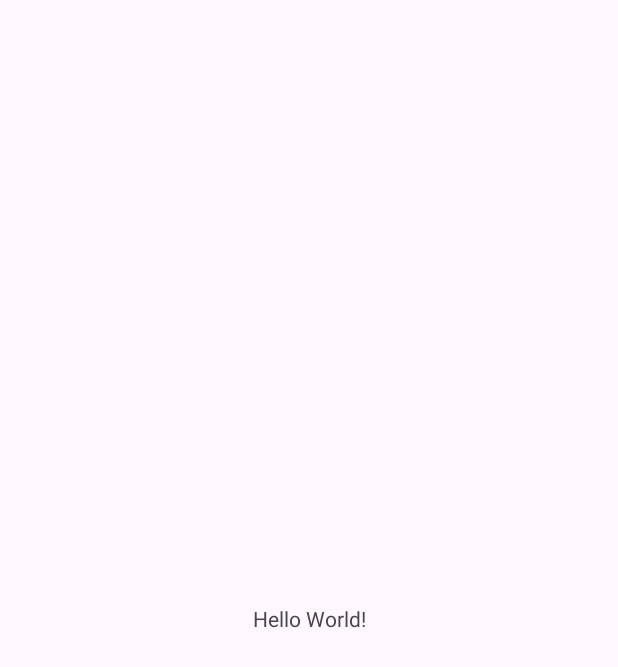
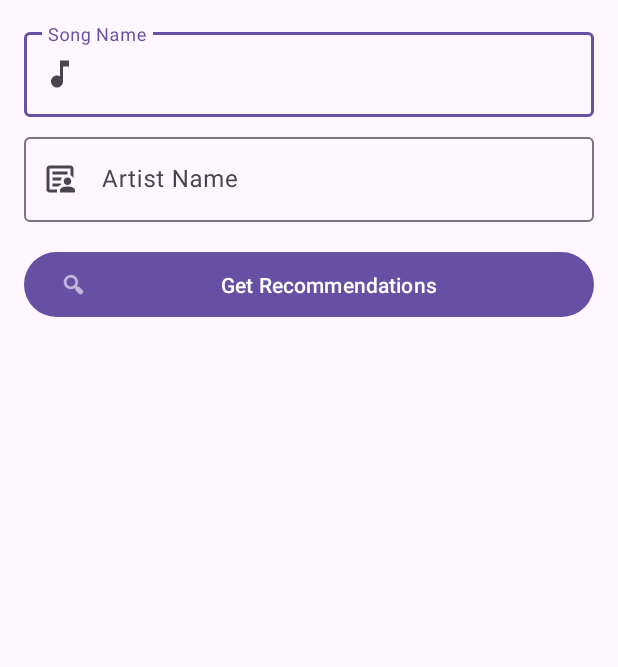
Before and after one commit to Abishek-Web-Co/MiniProjectRS, an Android app: the screen it shows after launch (MainActivity), on a phone screen of 412 x 824 dp. Before the commit the part shown is almost empty. Shown: the top 667 px of the screen. Run offline under Robolectric (Android 15) with nearby library versions, the light colour scheme and no system bars.

Commit message:
Kotlin Files | Brain

```diff
--- a/Application/app/src/main/AndroidManifest.xml
+++ b/Application/app/src/main/AndroidManifest.xml
@@ -1,6 +1,8 @@
 <?xml version="1.0" encoding="utf-8"?>
 <manifest xmlns:android="http://schemas.android.com/apk/res/android"
     xmlns:tools="http://schemas.android.com/tools">
+
+    <uses-permission android:name="android.permission.INTERNET" />
 
     <application
         android:allowBackup="true"
--- a/Application/app/src/main/java/com/example/songrecommender/MainActivity.kt
+++ b/Application/app/src/main/java/com/example/songrecommender/MainActivity.kt
@@ -1,20 +1,62 @@
 package com.example.songrecommender
 
+import androidx.appcompat.app.AppCompatActivity
 import android.os.Bundle
-import androidx.activity.enableEdgeToEdge
-import androidx.appcompat.app.AppCompatActivity
-import androidx.core.view.ViewCompat
-import androidx.core.view.WindowInsetsCompat
+import android.view.View
+import android.widget.Button
+import android.widget.ProgressBar
+import android.widget.Toast
+import androidx.lifecycle.lifecycleScope
+import androidx.recyclerview.widget.LinearLayoutManager
+import androidx.recyclerview.widget.RecyclerView
+import com.google.android.material.textfield.TextInputEditText
+import kotlinx.coroutines.launch
 
 class MainActivity : AppCompatActivity() {
+    private lateinit var songAdapter: SongAdapter
+
     override fun onCreate(savedInstanceState: Bundle?) {
         super.onCreate(savedInstanceState)
-        enableEdgeToEdge()
         setContentView(R.layout.activity_main)
-        ViewCompat.setOnApplyWindowInsetsListener(findViewById(R.id.main)) { v, insets ->
-            val systemBars = insets.getInsets(WindowInsetsCompat.Type.systemBars())
-            v.setPadding(systemBars.left, systemBars.top, systemBars.right, systemBars.bottom)
-            insets
+
+        val etSongName = findViewById<TextInputEditText>(R.id.etSongName)
+        val etArtistName = findViewById<TextInputEditText>(R.id.etArtistName)
+        val btnGetRecommendations = findViewById<Button>(R.id.btnGetRecommendations)
+        val progressBar = findViewById<ProgressBar>(R.id.progressBar)
+        val rvRecommendations = findViewById<RecyclerView>(R.id.rvRecommendations)
+
+        // Setup RecyclerView
+        songAdapter = SongAdapter(emptyList())
+        rvRecommendations.adapter = songAdapter
+        rvRecommendations.layoutManager = LinearLayoutManager(this)
+
+        btnGetRecommendations.setOnClickListener {
+            val song = etSongName.text.toString().trim()
+            val artist = etArtistName.text.toString().trim()
+
+            if (song.isNotEmpty() && artist.isNotEmpty()) {
+                progressBar.visibility = View.VISIBLE
+                rvRecommendations.visibility = View.GONE
+
+                lifecycleScope.launch {
+                    try {
+                        val response = RetrofitInstance.api.getRecommendations(song, artist)
+                        progressBar.visibility = View.GONE
+                        rvRecommendations.visibility = View.VISIBLE
+
+                        if (response.isSuccessful && response.body() != null) {
+                            songAdapter.updateSongs(response.body()!!.recommendations)
+                        } else {
+                            Toast.makeText(applicationContext, "Error: ${response.message()}", Toast.LENGTH_SHORT).show()
+                        }
+                    } catch (e: Exception) {
+                        progressBar.visibility = View.GONE
+                        Toast.makeText(applicationContext, "Network Error: ${e.message}", Toast.LENGTH_LONG).show()
+                    }
+                }
+            } else {
+                Toast.makeText(applicationContext, "Please enter both song and artist", Toast.LENGTH_SHORT).show()
+            }
         }
     }
 }
--- a/Application/app/src/main/res/layout/activity_main.xml
+++ b/Application/app/src/main/res/layout/activity_main.xml
@@ -2,18 +2,85 @@
 <androidx.constraintlayout.widget.ConstraintLayout xmlns:android="http://schemas.android.com/apk/res/android"
     xmlns:app="http://schemas.android.com/apk/res-auto"
     xmlns:tools="http://schemas.android.com/tools"
-    android:id="@+id/main"
     android:layout_width="match_parent"
     android:layout_height="match_parent"
     tools:context=".MainActivity">
 
-    <TextView
+    <com.google.android.material.textfield.TextInputLayout
+        android:id="@+id/tilSongName"
+        style="@style/Widget.Material3.TextInputLayout.OutlinedBox"
+        android:layout_width="0dp"
+        android:layout_height="wrap_content"
+        android:layout_margin="16dp"
+        android:hint="Song Name"
+        app:layout_constraintEnd_toEndOf="parent"
+        app:layout_constraintStart_toStartOf="parent"
+        app:layout_constraintTop_toTopOf="parent"
+        app:startIconDrawable="@drawable/ic_music_note">
+
+        <com.google.android.material.textfield.TextInputEditText
+            android:id="@+id/etSongName"
+            android:layout_width="match_parent"
+            android:layout_height="wrap_content"
+            android:inputType="textCapWords"/>
+
+    </com.google.android.material.textfield.TextInputLayout>
+
+    <com.google.android.material.textfield.TextInputLayout
+        android:id="@+id/tilArtistName"
+        style="@style/Widget.Material3.TextInputLayout.OutlinedBox"
+        android:layout_width="0dp"
+        android:layout_height="wrap_content"
+        android:layout_marginStart="16dp"
+        android:layout_marginTop="8dp"
+        android:layout_marginEnd="16dp"
+        android:hint="Artist Name"
+        app:layout_constraintEnd_toEndOf="parent"
+        app:layout_constraintStart_toStartOf="parent"
+        app:layout_constraintTop_toBottomOf="@id/tilSongName"
+        app:startIconDrawable="@drawable/ic_artist">
+
+        <com.google.android.material.textfield.TextInputEditText
+            android:id="@+id/etArtistName"
+            android:layout_width="match_parent"
+            android:layout_height="wrap_content"
+            android:inputType="textCapWords"/>
+
+    </com.google.android.material.textfield.TextInputLayout>
+
+    <com.google.android.material.button.MaterialButton
+        android:id="@+id/btnGetRecommendations"
+        android:layout_width="0dp"
+        android:layout_height="wrap_content"
+        android:layout_margin="16dp"
+        android:paddingTop="12dp"
+        android:paddingBottom="12dp"
+        android:text="Get Recommendations"
+        app:icon="@android:drawable/ic_menu_search"
+        app:layout_constraintEnd_toEndOf="parent"
+        app:layout_constraintStart_toStartOf="parent"
+        app:layout_constraintTop_toBottomOf="@id/tilArtistName" />
+
+    <ProgressBar
+        android:id="@+id/progressBar"
         android:layout_width="wrap_content"
         android:layout_height="wrap_content"
-        android:text="Hello World!"
+        android:visibility="gone"
         app:layout_constraintBottom_toBottomOf="parent"
         app:layout_constraintEnd_toEndOf="parent"
         app:layout_constraintStart_toStartOf="parent"
-        app:layout_constraintTop_toTopOf="parent" />
+        app:layout_constraintTop_toBottomOf="@id/btnGetRecommendations"
+        tools:visibility="visible" />
+
+    <androidx.recyclerview.widget.RecyclerView
+        android:id="@+id/rvRecommendations"
+        android:layout_width="0dp"
+        android:layout_height="0dp"
+        android:layout_marginTop="8dp"
+        app:layout_constraintBottom_toBottomOf="parent"
+        app:layout_constraintEnd_toEndOf="parent"
+        app:layout_constraintStart_toStartOf="parent"
+        app:layout_constraintTop_toBottomOf="@id/btnGetRecommendations"
+        tools:listitem="@layout/item_song" />
 
 </androidx.constraintlayout.widget.ConstraintLayout>
```
Also changed, not shown: Application/app/src/main/java/com/example/songrecommender/ApiService.kt (added, +13 -0 lines), Application/app/src/main/java/com/example/songrecommender/DataModels.kt (added, +12 -0 lines), Application/app/src/main/java/com/example/songrecommender/RetrofitInstance.kt (added, +17 -0 lines), Application/app/src/main/java/com/example/songrecommender/SongAdapter.kt (added, +34 -0 lines), Application/app/src/main/res/layout/item_song.xml (added, +50 -0 lines).
